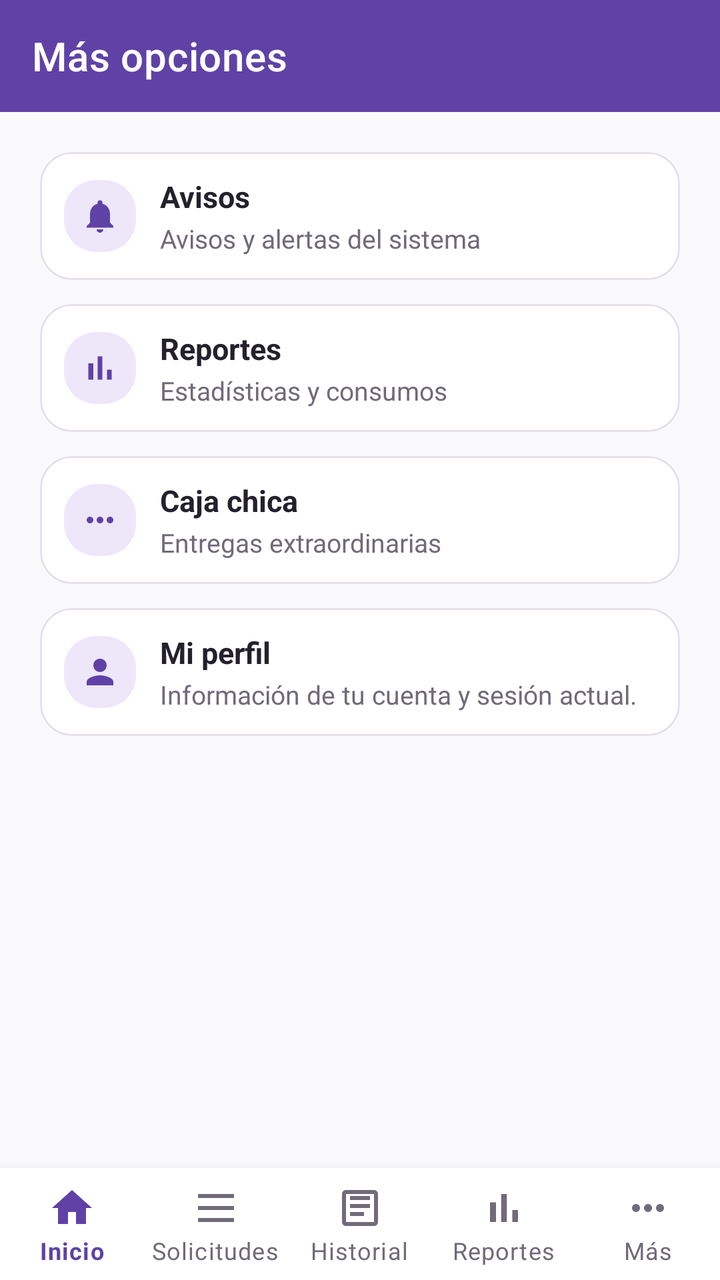
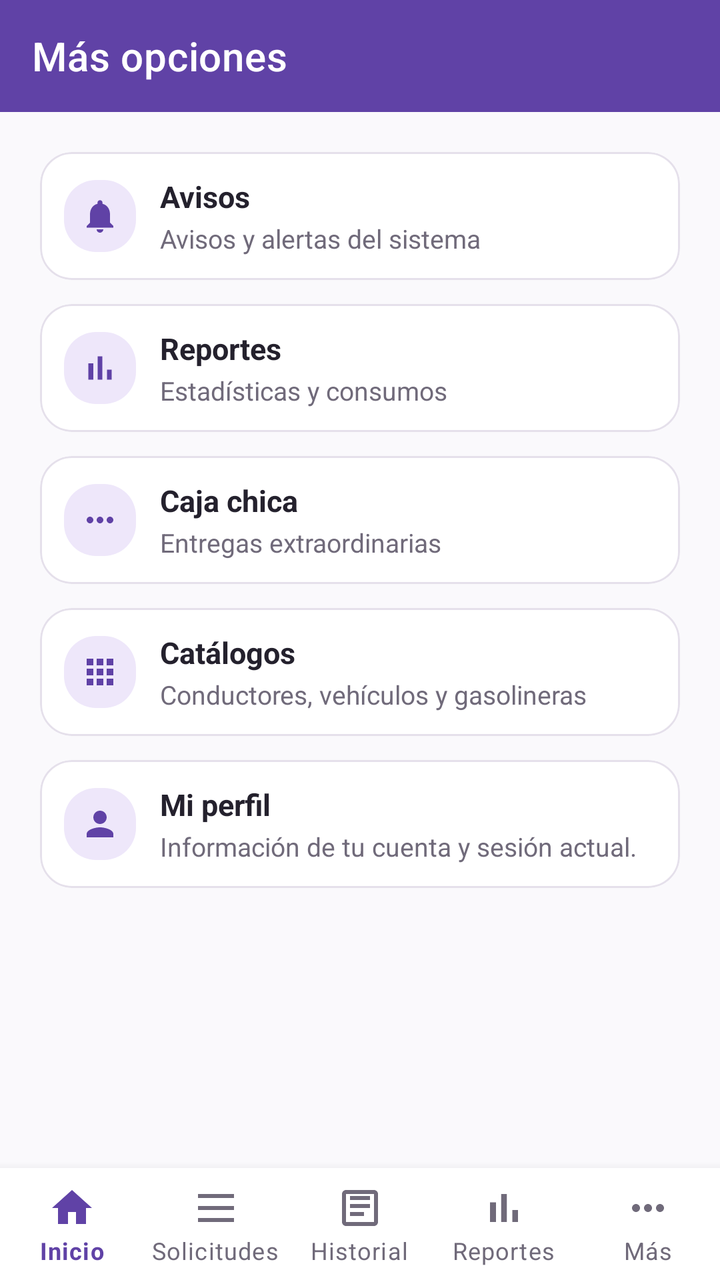

Two renders of the same Android screen: before a commit and after it. Below are the layout's source before the change and the commit's diff.
<!-- AndroidManifest.xml: application theme Theme.ApiMovil -->
<!-- res/layout/fragment_mas.xml -->
<?xml version="1.0" encoding="utf-8"?>
<LinearLayout xmlns:android="http://schemas.android.com/apk/res/android"
    xmlns:app="http://schemas.android.com/apk/res-auto"
    android:layout_width="match_parent"
    android:layout_height="match_parent"
    android:background="@color/fondo"
    android:orientation="vertical">

    <com.google.android.material.appbar.AppBarLayout
        android:layout_width="match_parent"
        android:layout_height="wrap_content"
        app:elevation="0dp">

        <com.google.android.material.appbar.MaterialToolbar
            android:layout_width="match_parent"
            android:layout_height="?attr/actionBarSize"
            android:background="?attr/colorPrimary"
            app:title="@string/mas_opciones"
            app:titleTextColor="@color/blanco" />
    </com.google.android.material.appbar.AppBarLayout>

    <LinearLayout
        android:layout_width="match_parent"
        android:layout_height="0dp"
        android:layout_weight="1"
        android:orientation="vertical"
        android:paddingHorizontal="20dp"
        android:paddingTop="20dp">

        <com.google.android.material.card.MaterialCardView
            android:id="@+id/opcionNotificaciones"
            android:layout_width="match_parent"
            android:layout_height="wrap_content"
            android:layout_marginBottom="12dp"
            android:clickable="true"
            android:focusable="true"
            android:foreground="?attr/selectableItemBackground"
            app:cardBackgroundColor="@color/blanco"
            app:cardCornerRadius="16dp"
            app:cardElevation="0dp"
            app:contentPadding="12dp"
            app:strokeColor="@color/borde"
            app:strokeWidth="1dp">

            <LinearLayout
                android:layout_width="match_parent"
                android:layout_height="wrap_content"
                android:gravity="center_vertical"
                android:orientation="horizontal">

                <ImageView
                    android:layout_width="36dp"
                    android:layout_height="36dp"
                    android:background="@drawable/bg_tarjeta_info"
                    android:contentDescription="@null"
                    android:padding="8dp"
                    android:src="@drawable/ic_bell"
                    app:tint="@color/marca" />

                <LinearLayout
                    android:layout_width="0dp"
                    android:layout_height="wrap_content"
                    android:layout_marginStart="12dp"
                    android:layout_weight="1"
                    android:orientation="vertical">

                    <TextView
                        android:layout_width="match_parent"
                        android:layout_height="wrap_content"
                        android:text="@string/notificaciones"
                        android:textColor="@color/texto_principal"
                        android:textSize="15sp"
                        android:textStyle="bold" />

                    <TextView
                        android:layout_width="match_parent"
                        android:layout_height="wrap_content"
                        android:layout_marginTop="2dp"
                        android:text="@string/notificaciones_subtitulo"
                        android:textColor="@color/texto_secundario"
                        android:textSize="13sp" />
                </LinearLayout>
            </LinearLayout>
        </com.google.android.material.card.MaterialCardView>

        <com.google.android.material.card.MaterialCardView
            android:id="@+id/opcionReportes"
            android:layout_width="match_parent"
            android:layout_height="wrap_content"
            android:layout_marginBottom="12dp"
            android:clickable="true"
            android:focusable="true"
            android:foreground="?attr/selectableItemBackground"
            app:cardBackgroundColor="@color/blanco"
            app:cardCornerRadius="16dp"
            app:cardElevation="0dp"
            app:contentPadding="12dp"
            app:strokeColor="@color/borde"
            app:strokeWidth="1dp">

            <LinearLayout
                android:layout_width="match_parent"
                android:layout_height="wrap_content"
                android:gravity="center_vertical"
                android:orientation="horizontal">

                <ImageView
                    android:layout_width="36dp"
                    android:layout_height="36dp"
                    android:background="@drawable/bg_tarjeta_info"
                    android:contentDescription="@null"
                    android:padding="8dp"
                    android:src="@drawable/ic_nav_reportes"
                    app:tint="@color/marca" />

                <LinearLayout
                    android:layout_width="0dp"
                    android:layout_height="wrap_content"
                    android:layout_marginStart="12dp"
                    android:layout_weight="1"
                    android:orientation="vertical">

                    <TextView
                        android:layout_width="match_parent"
                        android:layout_height="wrap_content"
                        android:text="@string/reportes"
                        android:textColor="@color/texto_principal"
                        android:textSize="15sp"
                        android:textStyle="bold" />

                    <TextView
                        android:layout_width="match_parent"
                        android:layout_height="wrap_content"
                        android:layout_marginTop="2dp"
                        android:text="@string/reportes_subtitulo"
                        android:textColor="@color/texto_secundario"
                        android:textSize="13sp" />
                </LinearLayout>
            </LinearLayout>
        </com.google.android.material.card.MaterialCardView>

        <com.google.android.material.card.MaterialCardView
            android:id="@+id/opcionCajaChica"
            android:layout_width="match_parent"
            android:layout_height="wrap_content"
            android:layout_marginBottom="12dp"
            android:clickable="true"
            android:focusable="true"
            android:foreground="?attr/selectableItemBackground"
            app:cardBackgroundColor="@color/blanco"
            app:cardCornerRadius="16dp"
            app:cardElevation="0dp"
            app:contentPadding="12dp"
            app:strokeColor="@color/borde"
            app:strokeWidth="1dp">

            <LinearLayout
                android:layout_width="match_parent"
                android:layout_height="wrap_content"
                android:gravity="center_vertical"
                android:orientation="horizontal">

                <ImageView
                    android:layout_width="36dp"
                    android:layout_height="36dp"
                    android:background="@drawable/bg_tarjeta_info"
                    android:contentDescription="@null"
                    android:padding="8dp"
                    android:src="@drawable/ic_nav_mas"
                    app:tint="@color/marca" />

                <LinearLayout
                    android:layout_width="0dp"
                    android:layout_height="wrap_content"
                    android:layout_marginStart="12dp"
                    android:layout_weight="1"
                    android:orientation="vertical">

                    <TextView
                        android:layout_width="match_parent"
                        android:layout_height="wrap_content"
                        android:text="@string/caja_chica"
                        android:textColor="@color/texto_principal"
                        android:textSize="15sp"
                        android:textStyle="bold" />

                    <TextView
                        android:layout_width="match_parent"
                        android:layout_height="wrap_content"
                        android:layout_marginTop="2dp"
                        android:text="@string/caja_chica_subtitulo"
                        android:textColor="@color/texto_secundario"
                        android:textSize="13sp" />
                </LinearLayout>
            </LinearLayout>
        </com.google.android.material.card.MaterialCardView>

        <com.google.android.material.card.MaterialCardView
            android:id="@+id/opcionPerfil"
            android:layout_width="match_parent"
            android:layout_height="wrap_content"
            android:clickable="true"
            android:focusable="true"
            android:foreground="?attr/selectableItemBackground"
            app:cardBackgroundColor="@color/blanco"
            app:cardCornerRadius="16dp"
            app:cardElevation="0dp"
            app:contentPadding="12dp"
            app:strokeColor="@color/borde"
            app:strokeWidth="1dp">

            <LinearLayout
                android:layout_width="match_parent"
                android:layout_height="wrap_content"
                android:gravity="center_vertical"
                android:orientation="horizontal">

                <ImageView
                    android:layout_width="36dp"
                    android:layout_height="36dp"
                    android:background="@drawable/bg_tarjeta_info"
                    android:contentDescription="@null"
                    android:padding="8dp"
                    android:src="@drawable/ic_nav_perfil"
                    app:tint="@color/marca" />

                <LinearLayout
                    android:layout_width="0dp"
                    android:layout_height="wrap_content"
                    android:layout_marginStart="12dp"
                    android:layout_weight="1"
                    android:orientation="vertical">

                    <TextView
                        android:layout_width="match_parent"
                        android:layout_height="wrap_content"
                        android:text="@string/mi_perfil"
                        android:textColor="@color/texto_principal"
                        android:textSize="15sp"
                        android:textStyle="bold" />

                    <TextView
                        android:layout_width="match_parent"
                        android:layout_height="wrap_content"
                        android:layout_marginTop="2dp"
                        android:text="@string/mi_perfil_subtitulo"
                        android:textColor="@color/texto_secundario"
                        android:textSize="13sp" />
                </LinearLayout>
            </LinearLayout>
        </com.google.android.material.card.MaterialCardView>
    </LinearLayout>

    <include
        android:id="@+id/incluirNavInferior"
        layout="@layout/widget_bottom_nav_admin" />

</LinearLayout>
<!-- res/layout/widget_bottom_nav_admin.xml (included above) -->
<?xml version="1.0" encoding="utf-8"?>
<com.google.android.material.bottomnavigation.BottomNavigationView
    xmlns:android="http://schemas.android.com/apk/res/android"
    xmlns:app="http://schemas.android.com/apk/res-auto"
    android:id="@+id/bottomNavAdmin"
    android:layout_width="match_parent"
    android:layout_height="wrap_content"
    android:background="@color/blanco"
    app:labelVisibilityMode="labeled"
    app:itemIconTint="@color/selector_nav_item"
    app:itemTextColor="@color/selector_nav_item"
    app:menu="@menu/bottom_nav_admin" />
<!-- resources referenced by this layout -->
<resources>
  <color name="blanco">#FFFFFF</color>
  <color name="borde">#E5E0EB</color>
  <color name="fondo">#FAF9FC</color>
  <color name="marca">#6042A6</color>
  <color name="texto_principal">#24212D</color>
  <color name="texto_secundario">#706A7A</color>
  <!-- drawable bg_tarjeta_info (drawable) -->
  <?xml version="1.0" encoding="utf-8"?>
  <shape xmlns:android="http://schemas.android.com/apk/res/android" android:shape="rectangle">
      <solid android:color="@color/marca_claro" />
      <corners android:radius="16dp" />
  </shape>
  <!-- drawable ic_bell (drawable) -->
  <?xml version="1.0" encoding="utf-8"?>
  <vector xmlns:android="http://schemas.android.com/apk/res/android"
      android:width="24dp" android:height="24dp"
      android:viewportWidth="24" android:viewportHeight="24"
      android:tint="#6042A6">
      <path android:fillColor="#FF000000"
          android:pathData="M12,22c1.1,0 2,-0.9 2,-2h-4c0,1.1 0.89,2 2,2zM18,16v-5c0,-3.07 -1.64,-5.64 -4.5,-6.32L13.5,4c0,-0.83 -0.67,-1.5 -1.5,-1.5s-1.5,0.67 -1.5,1.5v0.68C7.63,5.36 6,7.92 6,11v5l-2,2v1h16v-1l-2,-2z" />
  </vector>
  <!-- drawable ic_nav_mas (drawable) -->
  <?xml version="1.0" encoding="utf-8"?>
  <vector xmlns:android="http://schemas.android.com/apk/res/android"
      android:width="24dp" android:height="24dp"
      android:viewportWidth="24" android:viewportHeight="24">
      <path android:fillColor="#FF000000"
          android:pathData="M6,10c-1.1,0 -2,0.9 -2,2s0.9,2 2,2 2,-0.9 2,-2 -0.9,-2 -2,-2zM18,10c-1.1,0 -2,0.9 -2,2s0.9,2 2,2 2,-0.9 2,-2 -0.9,-2 -2,-2zM12,10c-1.1,0 -2,0.9 -2,2s0.9,2 2,2 2,-0.9 2,-2 -0.9,-2 -2,-2z" />
  </vector>
  <!-- drawable ic_nav_perfil (drawable) -->
  <?xml version="1.0" encoding="utf-8"?>
  <vector xmlns:android="http://schemas.android.com/apk/res/android"
      android:width="24dp" android:height="24dp"
      android:viewportWidth="24" android:viewportHeight="24">
      <path android:fillColor="#FF000000"
          android:pathData="M12,12c2.21,0 4,-1.79 4,-4s-1.79,-4 -4,-4 -4,1.79 -4,4 1.79,4 4,4zM12,14c-2.67,0 -8,1.34 -8,4v2h16v-2c0,-2.66 -5.33,-4 -8,-4z" />
  </vector>
  <!-- drawable ic_nav_reportes (drawable) -->
  <?xml version="1.0" encoding="utf-8"?>
  <vector xmlns:android="http://schemas.android.com/apk/res/android"
      android:width="24dp" android:height="24dp"
      android:viewportWidth="24" android:viewportHeight="24">
      <path android:fillColor="#FF000000"
          android:pathData="M5,9.2h3L8,19L5,19zM10.6,5h2.8v14h-2.8zM16.2,13H19v6h-2.8z" />
  </vector>
  <string name="caja_chica">Caja chica</string>
  <string name="caja_chica_subtitulo">Entregas extraordinarias</string>
  <string name="mas_opciones">Más opciones</string>
  <string name="mi_perfil">Mi perfil</string>
  <string name="mi_perfil_subtitulo">Información de tu cuenta y sesión actual.</string>
  <string name="notificaciones">Avisos</string>
  <string name="notificaciones_subtitulo">Avisos y alertas del sistema</string>
  <string name="reportes">Reportes</string>
  <string name="reportes_subtitulo">Estadísticas y consumos</string>
  <color name="marca_claro">#EEE7FA</color>
  <color name="marca_oscuro">#342052</color>
  <!-- unchanged entries left out for length: 1 -->
</resources>

<!-- the commit's change to res/layout/fragment_mas.xml (unified diff, before → after) -->
@@ -189,6 +189,62 @@
                         android:layout_height="wrap_content"
                         android:layout_marginTop="2dp"
                         android:text="@string/caja_chica_subtitulo"
+                        android:textColor="@color/texto_secundario"
+                        android:textSize="13sp" />
+                </LinearLayout>
+            </LinearLayout>
+        </com.google.android.material.card.MaterialCardView>
+
+        <com.google.android.material.card.MaterialCardView
+            android:id="@+id/opcionCatalogos"
+            android:layout_width="match_parent"
+            android:layout_height="wrap_content"
+            android:layout_marginBottom="12dp"
+            android:clickable="true"
+            android:focusable="true"
+            android:foreground="?attr/selectableItemBackground"
+            app:cardBackgroundColor="@color/blanco"
+            app:cardCornerRadius="16dp"
+            app:cardElevation="0dp"
+            app:contentPadding="12dp"
+            app:strokeColor="@color/borde"
+            app:strokeWidth="1dp">
+
+            <LinearLayout
+                android:layout_width="match_parent"
+                android:layout_height="wrap_content"
+                android:gravity="center_vertical"
+                android:orientation="horizontal">
+
+                <ImageView
+                    android:layout_width="36dp"
+                    android:layout_height="36dp"
+                    android:background="@drawable/bg_tarjeta_info"
+                    android:contentDescription="@null"
+                    android:padding="8dp"
+                    android:src="@drawable/ic_nav_catalogos"
+                    app:tint="@color/marca" />
+
+                <LinearLayout
+                    android:layout_width="0dp"
+                    android:layout_height="wrap_content"
+                    android:layout_marginStart="12dp"
+                    android:layout_weight="1"
+                    android:orientation="vertical">
+
+                    <TextView
+                        android:layout_width="match_parent"
+                        android:layout_height="wrap_content"
+                        android:text="@string/catalogos"
+                        android:textColor="@color/texto_principal"
+                        android:textSize="15sp"
+                        android:textStyle="bold" />
+
+                    <TextView
+                        android:layout_width="match_parent"
+                        android:layout_height="wrap_content"
+                        android:layout_marginTop="2dp"
+                        android:text="@string/catalogos_subtitulo"
                         android:textColor="@color/texto_secundario"
                         android:textSize="13sp" />
                 </LinearLayout>
<!-- resource entries referenced after the edit -->
@@ -20,6 +20,14 @@
       android:tint="#6042A6">
       <path android:fillColor="#FF000000"
           android:pathData="M12,22c1.1,0 2,-0.9 2,-2h-4c0,1.1 0.89,2 2,2zM18,16v-5c0,-3.07 -1.64,-5.64 -4.5,-6.32L13.5,4c0,-0.83 -0.67,-1.5 -1.5,-1.5s-1.5,0.67 -1.5,1.5v0.68C7.63,5.36 6,7.92 6,11v5l-2,2v1h16v-1l-2,-2z" />
+  </vector>
+  <!-- drawable ic_nav_catalogos (drawable) -->
+  <?xml version="1.0" encoding="utf-8"?>
+  <vector xmlns:android="http://schemas.android.com/apk/res/android"
+      android:width="24dp" android:height="24dp"
+      android:viewportWidth="24" android:viewportHeight="24">
+      <path android:fillColor="#FF000000"
+          android:pathData="M4,8h4L8,4L4,4v4zM10,20h4v-4h-4v4zM4,20h4v-4L4,16v4zM4,14h4v-4L4,10v4zM10,14h4v-4h-4v4zM16,4v4h4L20,4h-4zM10,8h4L14,4h-4v4zM16,14h4v-4h-4v4zM16,20h4v-4h-4v4z" />
   </vector>
   <!-- drawable ic_nav_mas (drawable) -->
   <?xml version="1.0" encoding="utf-8"?>
@@ -47,6 +55,8 @@
   </vector>
   <string name="caja_chica">Caja chica</string>
   <string name="caja_chica_subtitulo">Entregas extraordinarias</string>
+  <string name="catalogos">Catálogos</string>
+  <string name="catalogos_subtitulo">Conductores, vehículos y gasolineras</string>
   <string name="mas_opciones">Más opciones</string>
   <string name="mi_perfil">Mi perfil</string>
   <string name="mi_perfil_subtitulo">Información de tu cuenta y sesión actual.</string>
